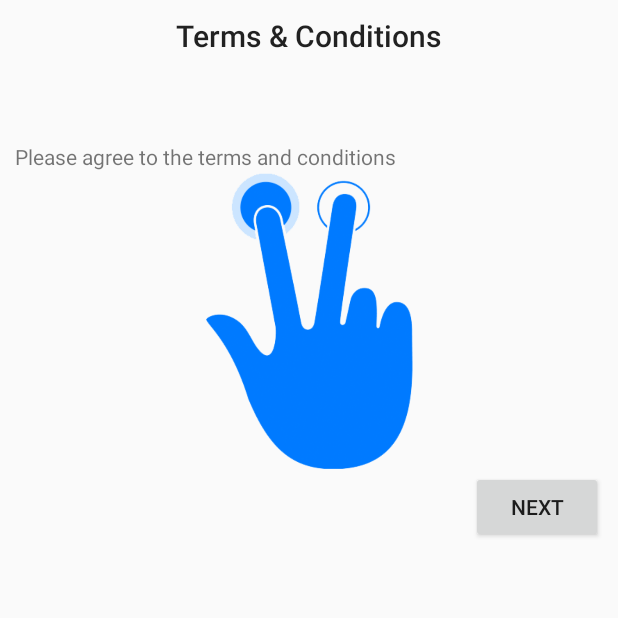
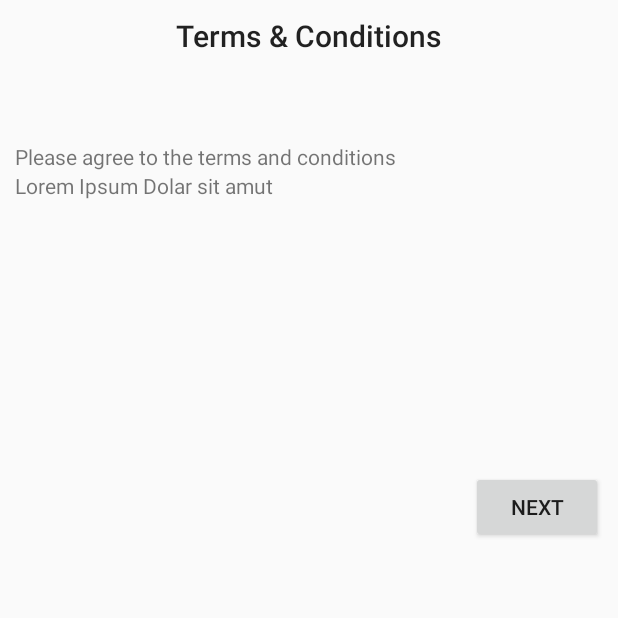
Before and after one commit to paperclipmonkey/R-Kit, an Android app: the IntroActivity screen opened directly, with no data from a screen before it, after a tap on "NEXT", on a phone screen of 412 x 824 dp, the top half of it. Run offline under Robolectric (Android 15) with nearby library versions, the phone set to English and light mode, and no system bars; libraries missing offline, so code that uses them is left out: com.github.gcacace.signaturepad; plain views replace SignaturePad; 2 statements that could not run were skipped.

Commit message:
Add a scrollview for T&C

```diff
--- a/app/src/main/res/layout/activity_intro.xml
+++ b/app/src/main/res/layout/activity_intro.xml
@@ -78,11 +78,14 @@
             android:layout_marginTop="57dp"
             android:gravity="center" />
 
-        <ImageView
-            android:layout_width="wrap_content"
-            android:layout_height="200dp"
-            android:layout_gravity="center_horizontal"
-            android:src="@drawable/tapping_1_hand"/>
+        <ScrollView
+            android:layout_width="fill_parent"
+            android:layout_height="200dp">
+            <TextView
+                android:text="@string/intro_t_c"
+                android:layout_width="fill_parent"
+                android:layout_height="wrap_content" />
+        </ScrollView>
 
 
         <Button
--- a/app/src/main/res/values/strings.xml
+++ b/app/src/main/res/values/strings.xml
@@ -35,6 +35,7 @@
     <string name="intro_page3_title">Signature</string>
     <string name="intro_page3_subtitle">I consent to the agree by the R-Kit terms and conditions</string>
     <string name="empty_signature">Please sign</string>
+    <string name="intro_t_c">Lorem Ipsum Dolar sit amut</string>
 
 
     <!-- Task default text -->
```
